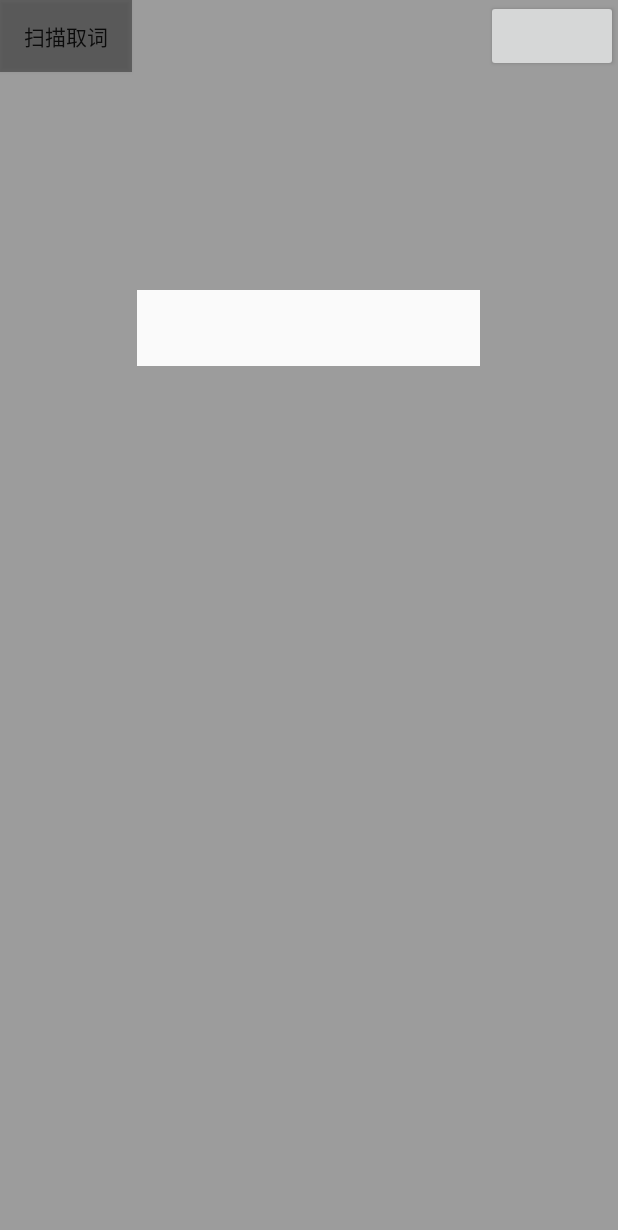
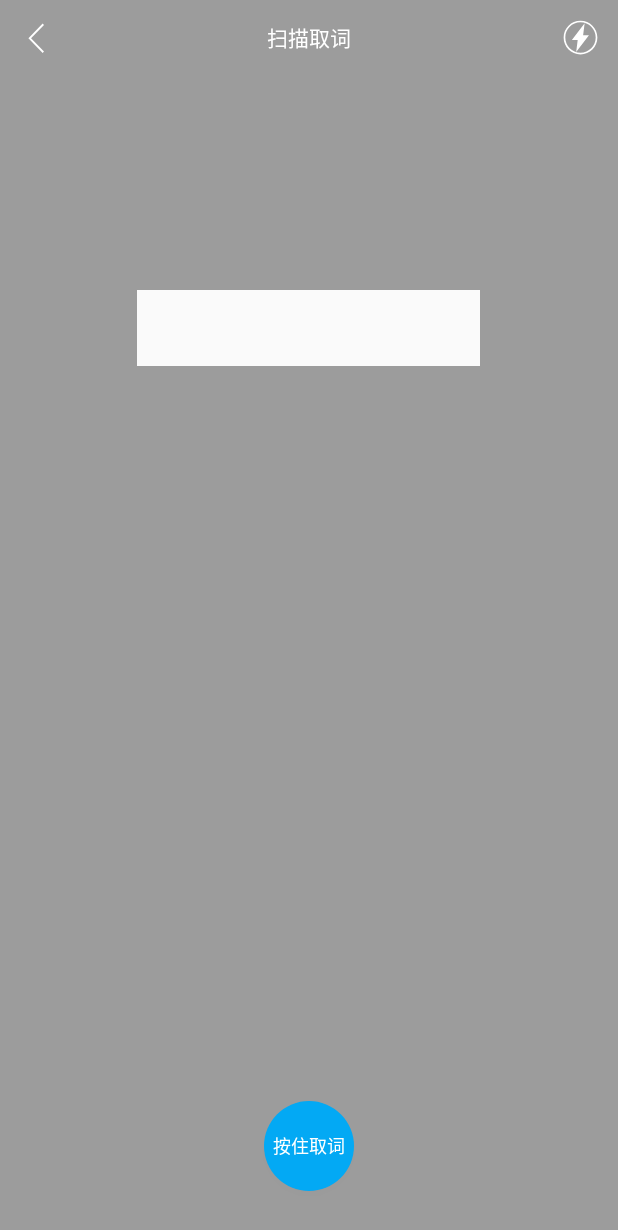
Before and after one commit to TigerZhag/ScanTranslation, an Android app: the layout activity_scanner.xml on its own in the app's theme, with its tools: preview values and no code run, on a phone screen of 412 x 824 dp. Shown: the top 1230 px of the screen. Run offline under Robolectric (Android 15) with nearby library versions, the phone set to English and light mode, and no system bars.

Commit message:
change constant read to press to read

```diff
--- a/scantranslate/src/main/AndroidManifest.xml
+++ b/scantranslate/src/main/AndroidManifest.xml
@@ -7,6 +7,7 @@
     <!-- apply for ocr -->
     <uses-permission android:name="android.permission.CAMERA" />
     <uses-permission android:name="android.permission.VIBRATE" />
+    <uses-permission android:name="android.permission.FLASHLIGHT"/>
 
     <uses-feature android:name="android.hardware.camera" />
     <uses-feature android:name="android.hardware.camera.autofocus" />
@@ -19,7 +20,8 @@
         android:allowBackup="true"
         android:label="@string/app_name"
         android:supportsRtl="true">
-        <activity android:name=".ScanActivity"/>
+        <activity
+            android:name=".ScanActivity" android:theme="@style/Theme.AppCompat.Light.NoActionBar"/>
     </application>
 
 </manifest>
--- a/scantranslate/src/main/java/com/readboy/scantranslate/Ocr/OcrWorker.java
+++ b/scantranslate/src/main/java/com/readboy/scantranslate/Ocr/OcrWorker.java
@@ -9,6 +9,7 @@ import com.googlecode.tesseract.android.TessBaseAPI;
 import com.readboy.scantranslate.Utils.FileUtil;
 
 import java.io.File;
+import java.util.concurrent.TimeUnit;
 
 import rx.Observable;
 import rx.Subscriber;
@@ -107,7 +108,8 @@ public class OcrWorker {
                     subscriber.onError(new Throwable("请对准您要识别的单词"));
                 }
             }
-        }).subscribeOn(Schedulers.computation())
+        }).throttleLast(500, TimeUnit.MILLISECONDS)
+          .subscribeOn(Schedulers.computation())
           .observeOn(AndroidSchedulers.mainThread())
           .subscribe(action1);
     }
--- a/scantranslate/src/main/java/com/readboy/scantranslate/Translation/youdao/YoudaoInterpreter.java
+++ b/scantranslate/src/main/java/com/readboy/scantranslate/Translation/youdao/YoudaoInterpreter.java
@@ -5,6 +5,8 @@ import android.util.Log;
 import com.readboy.scantranslate.Translation.InterpretService;
 import com.readboy.scantranslate.Translation.Interpreter;
 import com.readboy.scantranslate.Translation.TranslateResult;
+
+import java.util.concurrent.TimeUnit;
 
 import retrofit2.Retrofit;
 import retrofit2.adapter.rxjava.RxJavaCallAdapterFactory;
@@ -46,6 +48,7 @@ public class YoudaoInterpreter implements Interpreter {
             service = retrofit.create(InterpretService.class);
         }
         service.getYoudaoTranslateJsonBean(KEY_FROM,API_KEY,TYPE,DOCTYPE,VERSION,query)
+                .throttleLast(500, TimeUnit.MILLISECONDS)
                 .subscribeOn(Schedulers.io())
                 .map(new Transformer())
                 .observeOn(AndroidSchedulers.mainThread())
--- /dev/null
+++ b/scantranslate/src/main/res/drawable/back.xml
@@ -0,0 +1,4 @@
+<vector android:height="24dp" android:viewportHeight="32.0"
+    android:viewportWidth="32.0" android:width="24dp" xmlns:android="http://schemas.android.com/apk/res/android">
+    <path android:fillColor="#ffffff" android:pathData="M21.33,28.11 L20.14,29.33 7.47,16.27 20.14,3.2 21.33,4.43 9.84,16.27 21.33,28.11z"/>
+</vector>
--- a/scantranslate/src/main/res/drawable/circle_btn_white.xml
+++ b/scantranslate/src/main/res/drawable/circle_btn_white.xml
@@ -12,7 +12,7 @@
     <item>
         <shape android:shape="oval">
             <corners android:radius="90dp"/>
-            <solid android:color="@color/scanner_result"/>
+            <solid android:color="@color/blue"/>
         </shape>
     </item>
 </selector>
--- /dev/null
+++ b/scantranslate/src/main/res/drawable/flash_off_vector.xml
@@ -0,0 +1,11 @@
+
+<vector
+    android:height="24dp"
+    android:viewportHeight="32.0"
+    android:viewportWidth="32.0"
+    android:width="24dp"
+    xmlns:android="http://schemas.android.com/apk/res/android">
+    <path
+        android:fillColor="#ffffff"
+        android:pathData="M9.21,28.24c0.03,0.01 0.04,0.03 0.07,0.04 0.68,0.38 1.41,0.67 2.15,0.93 0.11,0.04 0.22,0.08 0.34,0.11 1.34,0.43 2.75,0.68 4.23,0.68 7.73,0 14,-6.27 14,-14 0,-5.27 -2.91,-9.86 -7.22,-12.24 -0.03,-0.01 -0.04,-0.03 -0.06,-0.04 -0.68,-0.38 -1.41,-0.67 -2.15,-0.93 -0.11,-0.04 -0.22,-0.08 -0.34,-0.11C18.89,2.26 17.48,2 16,2 8.27,2 2,8.27 2,16 2,21.27 4.91,25.85 9.21,28.24zM7.39,9.79l3.4,3.4 2.27,-2.53 -3.28,-3.28c1.75,-1.26 3.88,-2.04 6.21,-2.04 0.58,0 1.14,0.06 1.7,0.15 0.61,0.1 1.21,0.26 1.78,0.46 0.11,0.04 0.23,0.08 0.35,0.12 0.39,0.15 0.76,0.31 1.13,0.51 3.39,1.78 5.7,5.33 5.7,9.43 0,2.33 -0.77,4.46 -2.04,6.21l-3.4,-3.4L18.94,21.34l3.28,3.28c-1.75,1.27 -3.89,2.04 -6.21,2.04 -0.58,0 -1.15,-0.06 -1.7,-0.15 -0.61,-0.1 -1.21,-0.26 -1.78,-0.46 -0.12,-0.04 -0.24,-0.08 -0.35,-0.12 -0.41,-0.16 -0.81,-0.33 -1.19,-0.54 -3.35,-1.79 -5.63,-5.32 -5.63,-9.39C5.35,13.68 6.13,11.54 7.39,9.79zM13.11,24.36 L21.81,14.69 16.48,14.69 18.89,7.64 10.19,17.31 15.52,17.31Z"/>
+</vector>
--- /dev/null
+++ b/scantranslate/src/main/res/drawable/flash_switch_selector.xml
@@ -0,0 +1,9 @@
+<?xml version="1.0" encoding="utf-8"?>
+<selector xmlns:android="http://schemas.android.com/apk/res/android">
+
+    <item android:state_checked="true" android:drawable="@drawable/flash_off_vector">
+    </item>
+
+    <item android:state_checked="false" android:drawable="@drawable/flash_vector">
+    </item>
+</selector>
--- /dev/null
+++ b/scantranslate/src/main/res/drawable/flash_vector.xml
@@ -0,0 +1,8 @@
+<vector android:height="24dp"
+    android:viewportHeight="32.0"
+    android:viewportWidth="32.0"
+    android:width="24dp"
+    xmlns:android="http://schemas.android.com/apk/res/android">
+    <path android:fillColor="#ffffff"
+        android:pathData="M16,4c-6.67,0 -12,5.33 -12,12s5.33,12 12,12 12,-5.33 12,-12S22.67,4 16,4zM16,5.2c6,0 10.8,4.8 10.8,10.8s-4.8,10.8 -10.8,10.8S5.2,22 5.2,16 10,5.2 16,5.2zM12.93,26.27l1.07,-8.53L9.87,17.73l9.07,-11.87 -1.07,8.53 4.13,0L12.93,26.27z"/>
+</vector>
--- a/scantranslate/src/main/res/layout/activity_scanner.xml
+++ b/scantranslate/src/main/res/layout/activity_scanner.xml
@@ -2,20 +2,6 @@
 <RelativeLayout xmlns:android="http://schemas.android.com/apk/res/android"
     android:layout_width="match_parent"
     android:layout_height="match_parent">
-
-    <Button
-        android:id="@+id/scanner_back"
-        android:text="@string/scanner_back"
-        android:background="@drawable/trans_btn_bg"
-
-        android:layout_width="wrap_content"
-        android:layout_height="wrap_content" />
-
-    <Button
-        android:id="@+id/scanner_flash"
-        android:layout_alignParentRight="true"
-        android:layout_width="wrap_content"
-        android:layout_height="wrap_content" />
 
     <FrameLayout
         android:id="@+id/scanner_previewframe"
@@ -28,14 +14,50 @@
         android:layout_height="wrap_content" />
 
     <Button
-        android:id="@+id/scan_ok"
-        android:text="@string/ok"
+        android:id="@+id/scan_start"
+        android:text="@string/scanner_start"
+        android:textColor="@color/white"
+        android:textSize="12sp"
         android:layout_centerHorizontal="true"
-        android:layout_marginBottom="100dp"
+        android:layout_marginBottom="30dp"
         android:layout_alignParentBottom="true"
         android:background="@drawable/circle_btn_white"
-        android:visibility="gone"
+        android:layout_width="60dp"
+        android:layout_height="60dp" />
+
+    <ImageButton
+        android:id="@+id/scanner_back"
+        android:src="@drawable/back"
+        android:background="@null"
         android:layout_width="50dp"
         android:layout_height="50dp" />
 
+    <TextView
+        android:text="@string/scanner_title"
+        android:layout_centerHorizontal="true"
+        android:gravity="center"
+        android:textColor="@color/white"
+        android:layout_width="wrap_content"
+        android:layout_height="50dp" />
+
+    <CheckBox
+        android:id="@+id/scanner_flash"
+        android:background="@drawable/flash_switch_selector"
+        android:button="@null"
+        android:layout_margin="10dp"
+        android:layout_alignParentRight="true"
+        android:layout_width="30dp"
+        android:layout_height="30dp" />
+
+    <TextView
+        android:id="@+id/scanner_more"
+        android:text="@string/scanner_more"
+        android:textColor="@color/white"
+        android:padding="5dp"
+        android:visibility="gone"
+        android:layout_above="@id/scan_start"
+        android:layout_marginBottom="20dp"
+        android:layout_centerHorizontal="true"
+        android:layout_width="wrap_content"
+        android:layout_height="wrap_content" />
 </RelativeLayout>
--- a/scantranslate/src/main/res/values/colors.xml
+++ b/scantranslate/src/main/res/values/colors.xml
@@ -2,4 +2,7 @@
 <resources>
     <color name="scanner_mask">#60000000</color>
     <color name="scanner_result">#FFFFFFFF</color>
+    <color name="white">#FFFFFF</color>
+
+    <color name="blue">#03a9f4</color>
 </resources>
--- a/scantranslate/src/main/res/values/strings.xml
+++ b/scantranslate/src/main/res/values/strings.xml
@@ -5,4 +5,12 @@
 
     <string name="ok">更多</string>
     <string name="scanner_back">扫描取词</string>
+    <string name="scanner_title">扫描取词</string>
+    <string name="scanner_start">按住取词</string>
+    <string name="scanner_lock">松开锁定</string>
+    <string name="scanner_more"><![CDATA[查看更多解析>>]]></string>
+    <string name="focus_failure">聚焦失败,请调整距离后重试</string>
+    <string name="ocr_failure">识别失败,请调整距离后重试</string>
+    <string name="lock_word">单词已锁定</string>
+    <string name="press_toosoon">按下时间太短</string>
 </resources>
```
Also changed, not shown: scantranslate/src/main/java/com/readboy/scantranslate/ScanActivity.java (+1 -16 lines), scantranslate/src/main/java/com/readboy/scantranslate/ScanFragment.java (+227 -212 lines), scantranslate/src/main/java/com/readboy/scantranslate/Utils/HardwareUtil.java (+54 -3 lines), scantranslate/src/main/java/com/readboy/scantranslate/widght/ScannerOverlayView.java (+37 -9 lines), scantranslate/src/main/assets/font/segoeui.ttf (added).
